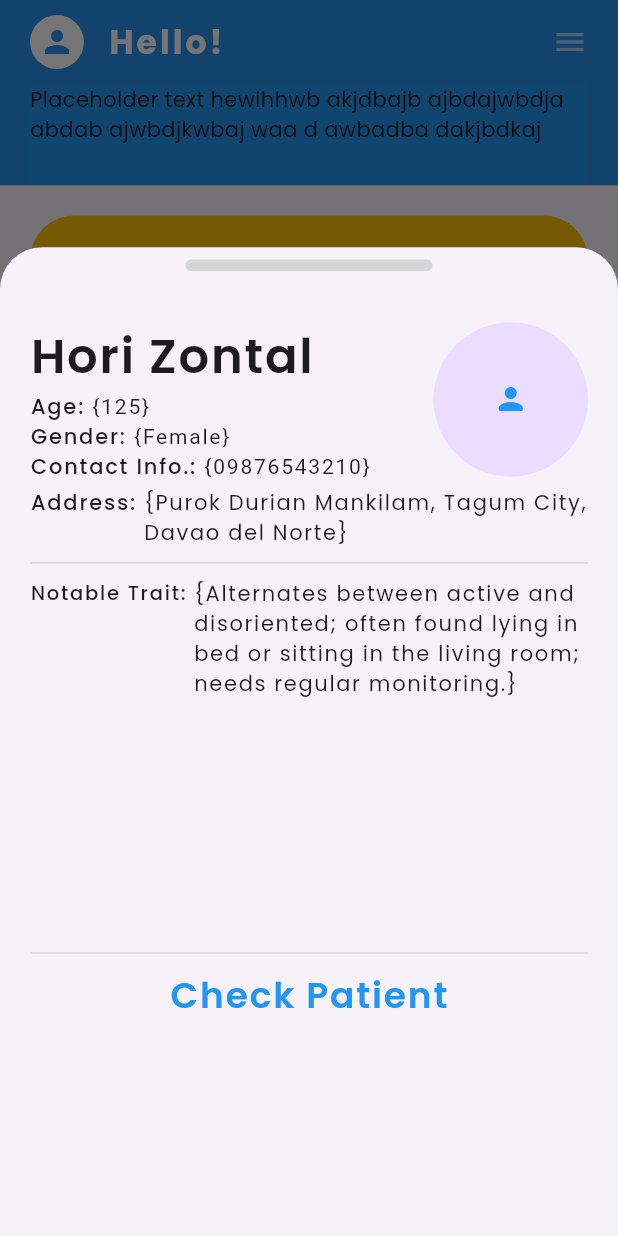
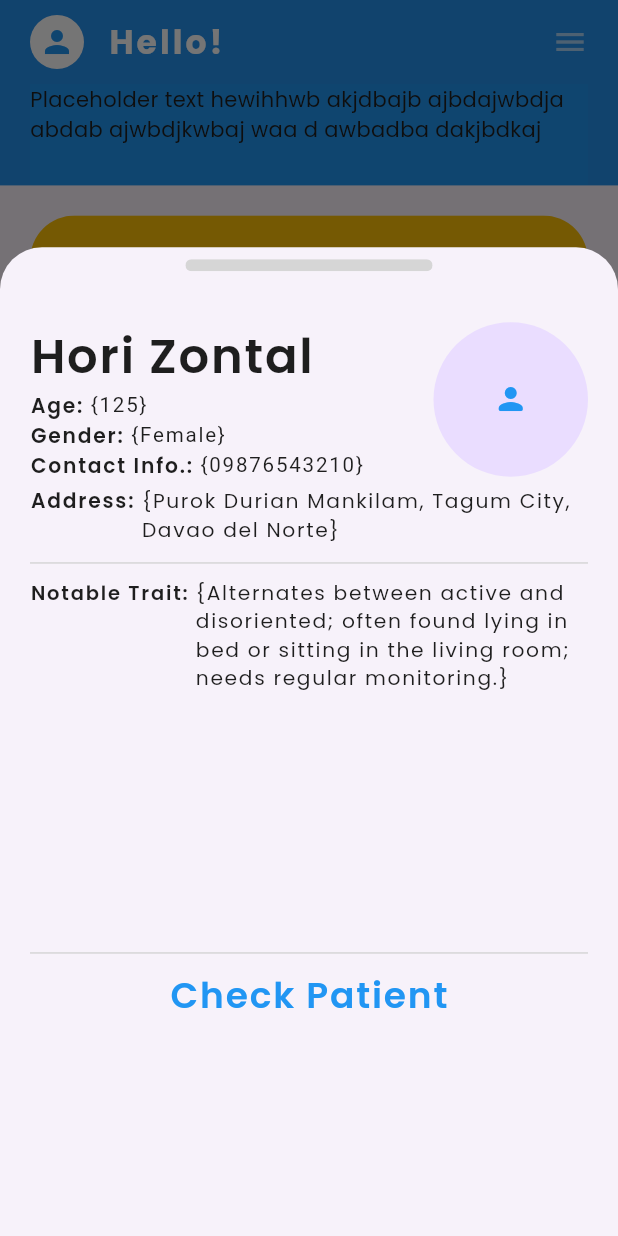
Before and after one commit to lnogami/WanderHuman, a Flutter app: the screen it shows after launch, after a tap on the "menu" icon, on a phone screen of 412 x 824 dp. Run offline on Flutter 3.47's test engine with Material 3 defaults, Android fonts, the phone set to English and light mode, and no system bars; Roboto replaces fonts that are missing (Iansui).

```diff
--- a/lib/main.dart
+++ b/lib/main.dart
@@ -1,4 +1,5 @@
 import 'package:flutter/material.dart';
+import 'package:wanderhuman_app/utilities/color_palette.dart';
 import 'package:wanderhuman_app/view/home/home.dart';
 
 void main() {
@@ -12,7 +13,19 @@ class MainApp extends StatelessWidget {
   Widget build(BuildContext context) {
     return MaterialApp(
       debugShowCheckedModeBanner: false,
-      theme: ThemeData(primarySwatch: Colors.blue, fontFamily: 'Poppins'),
+      theme: ThemeData(
+        primarySwatch: Colors.blue,
+        fontFamily: 'Poppins',
+        textTheme: TextTheme(
+          bodyLarge: TextStyle(
+            color: MyColorPalette.fontColorB,
+          ), // For most text
+          bodyMedium: TextStyle(
+            color: MyColorPalette.fontColorB,
+          ), // For smaller text
+          // You can add more styles if needed
+        ),
+      ),
       home: HomePage(),
     );
   }
--- a/lib/utilities/color_palette.dart
+++ b/lib/utilities/color_palette.dart
@@ -3,5 +3,6 @@ import 'package:flutter/material.dart';
 /// A utility class where I define my color palette.
 /// This class provides a centralized place to manage colors used in the app.
 class MyColorPalette {
+  static const Color fontColorB = Color.fromARGB(255, 30, 30, 30);
   static const Color darkBlue = Color.fromARGB(255, 1, 42, 146);
 }
--- a/lib/view/home/widgets/bottom_modal_sheet.dart
+++ b/lib/view/home/widgets/bottom_modal_sheet.dart
@@ -158,7 +158,7 @@ Row shortTextLayouter({
   required String dynamicText,
   // temporary font family yet
   String fontFamily = MyFontFam.iansui,
-  double constFontSize = 14,
+  double constFontSize = 13.5,
 }) {
   return Row(
     children: [
@@ -166,14 +166,14 @@ Row shortTextLayouter({
         "$constText: ",
         style: TextStyle(
           fontSize: constFontSize,
-          fontWeight: FontWeight.w500,
+          fontWeight: FontWeight.w600,
           letterSpacing: 1.2,
         ),
       ),
       Text(
         dynamicText,
         style: TextStyle(
-          fontSize: 14,
+          fontSize: 13.7,
           fontWeight: FontWeight.w400,
           letterSpacing: 1.2,
           // temporary font family yet
@@ -202,7 +202,7 @@ Container detailsWithLongTextLayouter(
   BuildContext context,
   String constText,
   String dynamicText, {
-  double constFontSize = 14,
+  double constFontSize = 13.5,
   double containerHeight = 50,
   bool noBorder = false,
 }) {
@@ -218,7 +218,7 @@ Container detailsWithLongTextLayouter(
           "$constText: ",
           style: TextStyle(
             fontSize: constFontSize,
-            fontWeight: FontWeight.w500,
+            fontWeight: FontWeight.w600,
             letterSpacing: 1.2,
           ),
           softWrap: true,
@@ -233,19 +233,22 @@ Container detailsWithLongTextLayouter(
           width:
               MyDimensionAdapter.getWidth(context) -
               (constText.length * 10) -
-              ((noBorder) ? 20 : 40),
+              ((noBorder) ? 20 : 45),
           height: containerHeight,
+          child: SingleChildScrollView(
+            scrollDirection: Axis.vertical,
             child: Text(
               // this is the dynamic text
               dynamicText,
               style: TextStyle(
-              fontSize: 14,
+                fontSize: 13.5,
                 fontWeight: FontWeight.w400,
                 letterSpacing: 1.1,
               ),
               softWrap: true,
             ),
           ),
+        ),
       ],
     ),
   );
--- a/lib/view/home/widgets/home_appbar.dart
+++ b/lib/view/home/widgets/home_appbar.dart
@@ -52,9 +52,13 @@ class _HomeAppBarState extends State<HomeAppBar> {
             left: 20,
             right: 20,
           ),
+          padding: EdgeInsets.only(bottom: 5.0),
           decoration: BoxDecoration(color: Colors.blue),
-          child: Text(
-            "Placeholder text hewihhwb akjdbajb ajbdajwbdja abdab ajwbdjkwbaj waa d awbadba dakjbdkaj",
+          child: SingleChildScrollView(
+            scrollDirection: Axis.vertical,
+            child: Text(
+              "Placeholder text hewihhwb akjdbajb ajbdajwbdja abdab ajwbdjkwbaj waa d awbadba dakjbdkaj",
+            ),
           ),
         ),
         // title: Text(
```
Also changed, not shown: pubspec.yaml (+13 -0 lines). Lines whose indentation alone changed are shown as unchanged.
